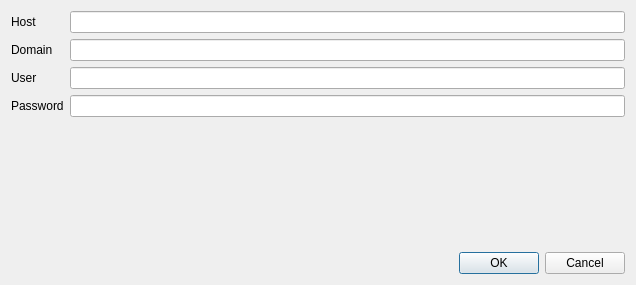
The window that ConnectionDialog.ui (soramimi/TinyRDC) describes before a commit, drawn with Qt 5.
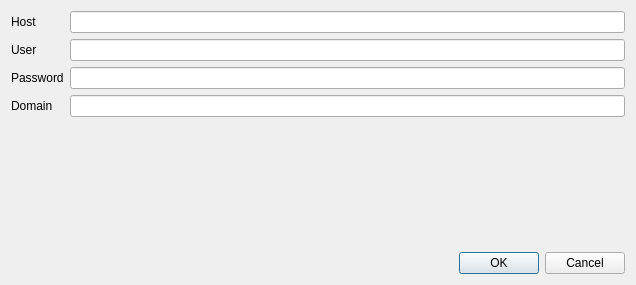
The same window after the commit.

The edit to the form file:
```diff
--- a/ConnectionDialog.ui
+++ b/ConnectionDialog.ui
@@ -26,14 +26,14 @@
      <item row="0" column="1">
       <widget class="QLineEdit" name="lineEdit_host"/>
      </item>
-     <item row="1" column="0">
+     <item row="4" column="0">
       <widget class="QLabel" name="label_2">
        <property name="text">
         <string>Domain</string>
        </property>
       </widget>
      </item>
-     <item row="1" column="1">
+     <item row="4" column="1">
       <widget class="QLineEdit" name="lineEdit_domain"/>
      </item>
      <item row="2" column="0">
```
Left out of the diff: 56 changed lines with no effect on the pictures.
